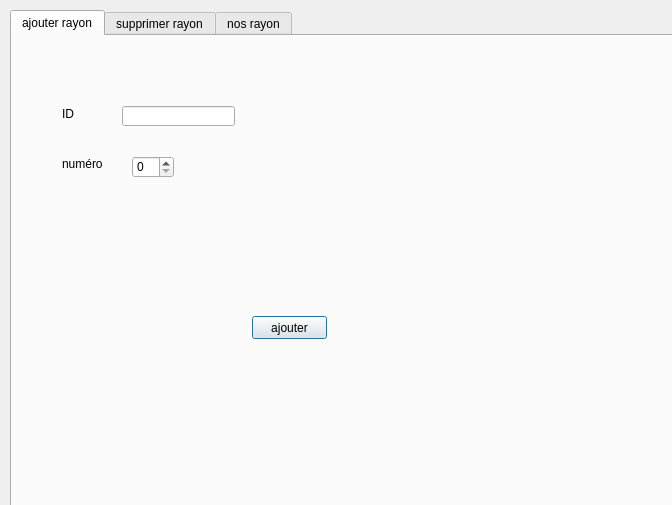
This is samar/gestion_rayon.ui in myriamkhachlouf/LibroDevo as Qt 5 draws it before an edit. The edited form follows.
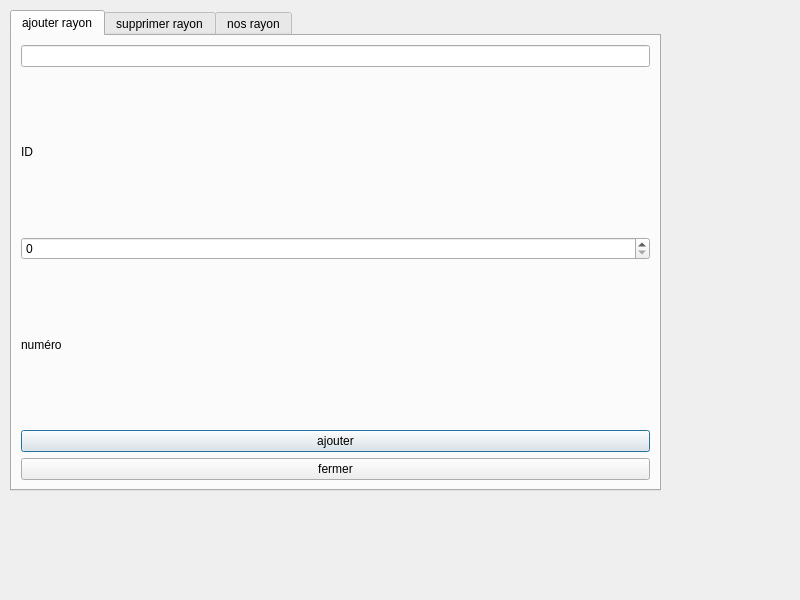
This is the edited form. The open tabs and pages were chosen to show the change.

Patch:
```diff
--- a/samar/gestion_rayon.ui
+++ b/samar/gestion_rayon.ui
@@ -6,8 +6,8 @@
    <rect>
     <x>0</x>
     <y>0</y>
-    <width>672</width>
-    <height>505</height>
+    <width>800</width>
+    <height>600</height>
    </rect>
   </property>
   <property name="windowTitle">
@@ -18,8 +18,8 @@
     <rect>
      <x>10</x>
      <y>10</y>
-     <width>700</width>
-     <height>500</height>
+     <width>651</width>
+     <height>481</height>
     </rect>
    </property>
    <property name="currentIndex">
@@ -29,15 +29,12 @@
     <attribute name="title">
      <string>ajouter rayon</string>
     </attribute>
+    <layout class="QVBoxLayout" name="verticalLayout">
+     <item>
+      <widget class="QLineEdit" name="lineEdit_id"/>
+     </item>
+     <item>
     <widget class="QLabel" name="label">
-     <property name="geometry">
-      <rect>
-       <x>50</x>
-       <y>70</y>
-       <width>16</width>
-       <height>16</height>
-      </rect>
-     </property>
      <property name="styleSheet">
       <string notr="true">font: 75 10pt &quot;MS Shell Dlg 2&quot;;
 font: 75 8pt &quot;MS Shell Dlg 2&quot;;</string>
@@ -46,38 +43,12 @@
       <string>ID</string>
      </property>
     </widget>
-    <widget class="QLineEdit" name="lineEdit_id">
-     <property name="geometry">
-      <rect>
-       <x>110</x>
-       <y>70</y>
-       <width>113</width>
-       <height>20</height>
-      </rect>
-     </property>
-    </widget>
-    <widget class="QPushButton" name="ajouter_pushButton">
-     <property name="geometry">
-      <rect>
-       <x>240</x>
-       <y>280</y>
-       <width>75</width>
-       <height>23</height>
-      </rect>
-     </property>
-     <property name="text">
-      <string>ajouter</string>
-     </property>
-    </widget>
+     </item>
+     <item>
+      <widget class="QSpinBox" name="spinBox"/>
+     </item>
+     <item>
     <widget class="QLabel" name="label_2">
-     <property name="geometry">
-      <rect>
-       <x>50</x>
-       <y>120</y>
-       <width>41</width>
-       <height>16</height>
-      </rect>
-     </property>
      <property name="styleSheet">
       <string notr="true">font: 75 10pt &quot;MS Shell Dlg 2&quot;;
 font: 75 8pt &quot;MS Shell Dlg 2&quot;;</string>
@@ -86,16 +57,22 @@
       <string>numéro</string>
      </property>
     </widget>
-    <widget class="QSpinBox" name="spinBox">
-     <property name="geometry">
-      <rect>
-       <x>120</x>
-       <y>120</y>
-       <width>42</width>
-       <height>22</height>
-      </rect>
-     </property>
-    </widget>
+     </item>
+     <item>
+      <widget class="QPushButton" name="ajouter_pushButton">
+       <property name="text">
+        <string>ajouter</string>
+       </property>
+      </widget>
+     </item>
+     <item>
+      <widget class="QPushButton" name="fermer">
+       <property name="text">
+        <string>fermer</string>
+       </property>
+      </widget>
+     </item>
+    </layout>
    </widget>
    <widget class="QWidget" name="tab_4">
     <attribute name="title">
```
Left out of the diff: 28 changed lines with no effect on the pictures. Lines whose indentation alone changed are shown as unchanged.
